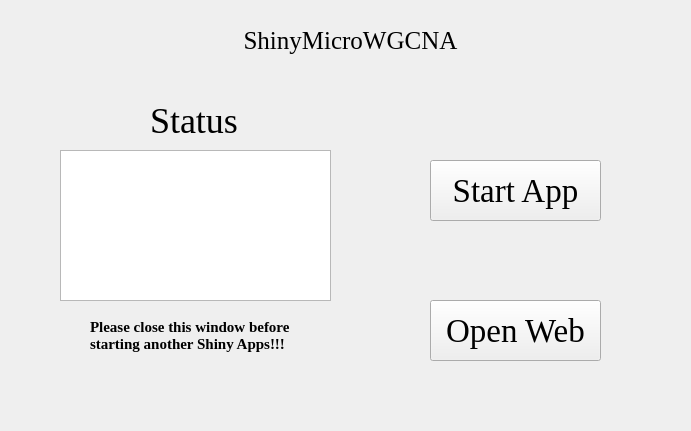
First picture: the form in ShinyMicroWGCNA.ui, repository hzaurzli/MicroWorldOmics, before the edit.
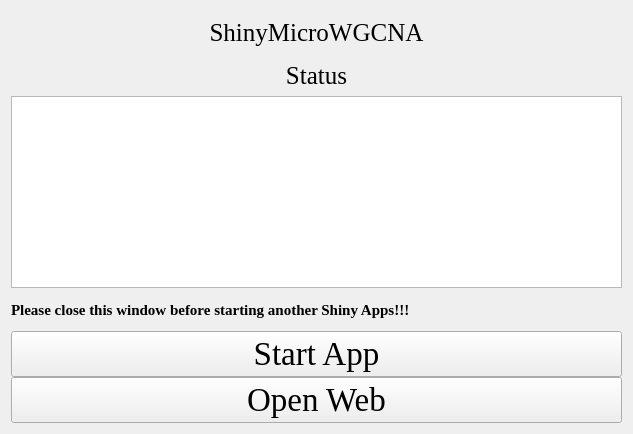
Second picture: the form after the edit. Icons and pictures are not drawn.

The edit to the form file:
```diff
--- a/ShinyMicroWGCNA.ui
+++ b/ShinyMicroWGCNA.ui
@@ -6,8 +6,8 @@
    <rect>
     <x>0</x>
     <y>0</y>
-    <width>691</width>
-    <height>431</height>
+    <width>633</width>
+    <height>434</height>
    </rect>
   </property>
   <property name="windowTitle">
@@ -16,28 +16,17 @@
   <property name="styleSheet">
    <string notr="true">background-image: url(D:/tools/Pycharm/pyqt/logo/backgroundpage.png)</string>
   </property>
-  <widget class="QTextBrowser" name="textBrowser">
-   <property name="geometry">
-    <rect>
-     <x>60</x>
-     <y>150</y>
-     <width>271</width>
-     <height>151</height>
-    </rect>
+  <layout class="QGridLayout" name="gridLayout_4">
+   <property name="verticalSpacing">
+    <number>0</number>
    </property>
-   <property name="styleSheet">
-    <string notr="true">background-image: url(D:/tools/Pycharm/pyqt/logo/white.png)</string>
-   </property>
-  </widget>
+   <item row="0" column="0">
+    <layout class="QGridLayout" name="gridLayout_5">
+     <property name="verticalSpacing">
+      <number>0</number>
+     </property>
+     <item row="0" column="0" colspan="3">
   <widget class="QLabel" name="label">
-   <property name="geometry">
-    <rect>
-     <x>230</x>
-     <y>20</y>
-     <width>241</width>
-     <height>41</height>
-    </rect>
-   </property>
    <property name="font">
     <font>
      <family>Times New Roman</family>
@@ -51,75 +40,32 @@
     <set>Qt::AlignCenter</set>
    </property>
   </widget>
-  <widget class="QLabel" name="label_2">
-   <property name="geometry">
-    <rect>
-     <x>150</x>
-     <y>100</y>
-     <width>101</width>
-     <height>41</height>
-    </rect>
-   </property>
+     </item>
+     <item row="3" column="0" colspan="3">
+      <widget class="QLabel" name="label_4">
    <property name="font">
     <font>
      <family>Times New Roman</family>
-     <pointsize>27</pointsize>
+         <pointsize>19</pointsize>
     </font>
    </property>
    <property name="text">
     <string>Status</string>
    </property>
    <property name="alignment">
-    <set>Qt::AlignLeading|Qt::AlignLeft|Qt::AlignVCenter</set>
-   </property>
-  </widget>
-  <widget class="QPushButton" name="pushButton">
-   <property name="geometry">
-    <rect>
-     <x>430</x>
-     <y>160</y>
-     <width>171</width>
-     <height>61</height>
-    </rect>
-   </property>
-   <property name="font">
-    <font>
-     <family>Times New Roman</family>
-     <pointsize>25</pointsize>
-    </font>
-   </property>
-   <property name="text">
-    <string>Start App</string>
-   </property>
-  </widget>
-  <widget class="QPushButton" name="pushButton_2">
-   <property name="geometry">
-    <rect>
-     <x>430</x>
-     <y>300</y>
-     <width>171</width>
-     <height>61</height>
-    </rect>
-   </property>
-   <property name="font">
-    <font>
-     <family>Times New Roman</family>
-     <pointsize>25</pointsize>
-    </font>
-   </property>
-   <property name="text">
-    <string>Open Web</string>
-   </property>
-  </widget>
+        <set>Qt::AlignCenter</set>
+       </property>
+      </widget>
+     </item>
+     <item row="5" column="0" rowspan="2" colspan="3">
+      <widget class="QTextBrowser" name="textBrowser">
+       <property name="styleSheet">
+        <string notr="true">background-image: url(D:/Documents/Desktop/white.png)</string>
+       </property>
+      </widget>
+     </item>
+     <item row="7" column="0" colspan="3">
   <widget class="QLabel" name="label_3">
-   <property name="geometry">
-    <rect>
-     <x>90</x>
-     <y>310</y>
-     <width>211</width>
-     <height>51</height>
-    </rect>
-   </property>
    <property name="font">
     <font>
      <family>Times New Roman</family>
@@ -129,10 +75,39 @@
     </font>
    </property>
    <property name="text">
-    <string>Please close this window before
-starting another Shiny Apps!!!</string>
-   </property>
-  </widget>
+        <string>Please close this window before starting another Shiny Apps!!!</string>
+       </property>
+      </widget>
+     </item>
+     <item row="8" column="0" colspan="3">
+      <widget class="QPushButton" name="pushButton">
+       <property name="font">
+        <font>
+         <family>Times New Roman</family>
+         <pointsize>25</pointsize>
+        </font>
+       </property>
+       <property name="text">
+        <string>Start App</string>
+       </property>
+      </widget>
+     </item>
+     <item row="9" column="0" colspan="3">
+      <widget class="QPushButton" name="pushButton_2">
+       <property name="font">
+        <font>
+         <family>Times New Roman</family>
+         <pointsize>25</pointsize>
+        </font>
+       </property>
+       <property name="text">
+        <string>Open Web</string>
+       </property>
+      </widget>
+     </item>
+    </layout>
+   </item>
+  </layout>
  </widget>
  <resources/>
  <connections/>
```
Left out of the diff: 2 changed lines with no effect on the pictures. Lines whose indentation alone changed are shown as unchanged.
